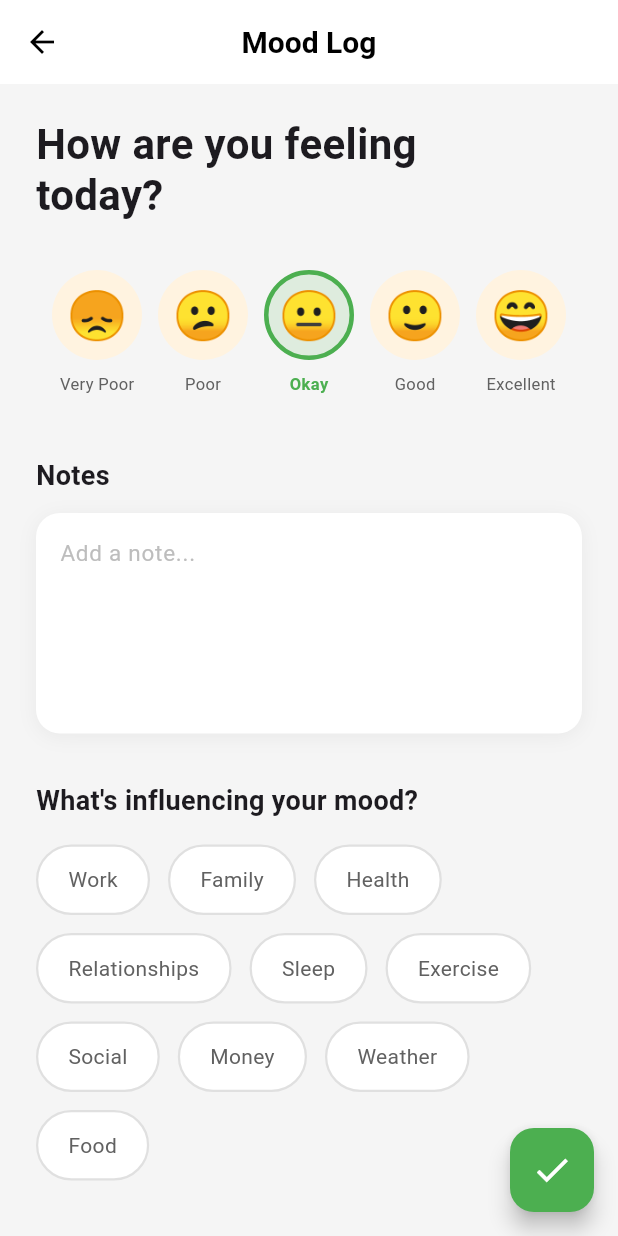
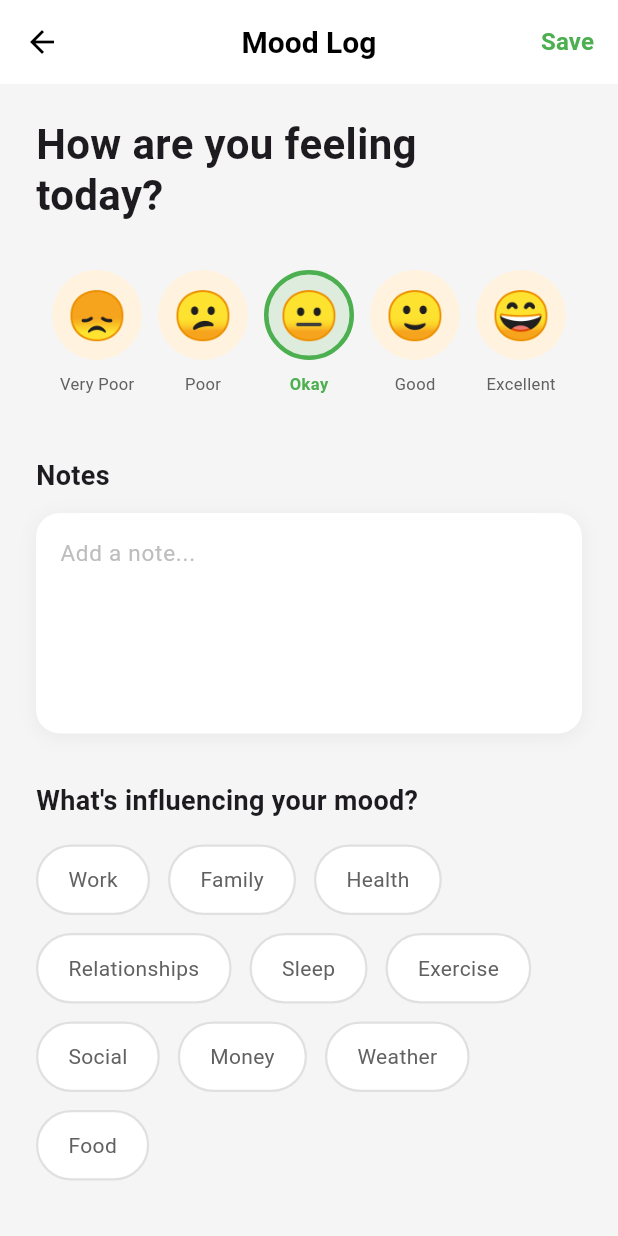
Before and after one commit to vjintageboy/2025_LTTBDD_N04_Nhom_4, a Flutter app: the screen it shows once a user with an empty profile is signed in, item 2 of the bottom bar chosen, after a tap on "Log Mood", on a phone screen of 412 x 824 dp. Run offline on Flutter 3.47's test engine with Material 3 defaults, Android fonts, the phone set to English and light mode, and no system bars; our stand-ins replace audioplayers, cloud_firestore, firebase_auth, firebase_core; accounts and stored records are empty; generated files the repository leaves out were written again; Roboto replaces fonts that are missing (SF Pro Display).

Commit message:
feat: Enhance MoodEntryDetailPage and MoodLogPage with saving indicators and improved UI for editing mood entries

```diff
--- a/lib/views/mood/mood_history_page.dart
+++ b/lib/views/mood/mood_history_page.dart
@@ -252,7 +252,9 @@ class _MoodHistoryPageState extends State<MoodHistoryPage> with SingleTickerProv
                 _buildCalendarView(),
               ],
             ),
-      floatingActionButton: FloatingActionButton.extended(
+      floatingActionButton: Container(
+        margin: const EdgeInsets.only(bottom: 8),
+        child: FloatingActionButton.extended(
           onPressed: () async {
             final result = await Navigator.push(
               context,
@@ -263,16 +265,41 @@ class _MoodHistoryPageState extends State<MoodHistoryPage> with SingleTickerProv
               _loadMoodEntries();
             }
           },
-        backgroundColor: const Color(0xFF4CAF50),
-        icon: const Icon(Icons.add, color: Colors.white),
+          backgroundColor: Colors.white,
+          foregroundColor: const Color(0xFF4CAF50),
+          elevation: 2,
+          highlightElevation: 4,
+          icon: Container(
+            padding: const EdgeInsets.all(6),
+            decoration: BoxDecoration(
+              color: const Color(0xFF4CAF50).withOpacity(0.1),
+              shape: BoxShape.circle,
+            ),
+            child: const Icon(
+              Icons.add_rounded,
+              color: Color(0xFF4CAF50),
+              size: 20,
+            ),
+          ),
           label: const Text(
             'Log Mood',
             style: TextStyle(
-            color: Colors.white,
+              color: Color(0xFF4CAF50),
               fontWeight: FontWeight.w600,
+              fontSize: 15,
+              letterSpacing: 0.2,
+            ),
+          ),
+          shape: RoundedRectangleBorder(
+            borderRadius: BorderRadius.circular(16),
+            side: BorderSide(
+              color: const Color(0xFF4CAF50).withOpacity(0.2),
+              width: 1.5,
             ),
           ),
         ),
+      ),
+      floatingActionButtonLocation: FloatingActionButtonLocation.centerFloat,
     );
   }
 
--- a/lib/views/mood/mood_log_page.dart
+++ b/lib/views/mood/mood_log_page.dart
@@ -116,6 +116,35 @@ class _MoodLogPageState extends State<MoodLogPage> {
           ),
         ),
         centerTitle: true,
+        actions: [
+          if (_isSaving)
+            const Padding(
+              padding: EdgeInsets.all(16.0),
+              child: SizedBox(
+                width: 24,
+                height: 24,
+                child: CircularProgressIndicator(
+                  color: Color(0xFF4CAF50),
+                  strokeWidth: 2.5,
+                ),
+              ),
+            )
+          else
+            TextButton(
+              onPressed: _saveMoodEntry,
+              style: TextButton.styleFrom(
+                padding: const EdgeInsets.symmetric(horizontal: 16),
+              ),
+              child: const Text(
+                'Save',
+                style: TextStyle(
+                  color: Color(0xFF4CAF50),
+                  fontSize: 16,
+                  fontWeight: FontWeight.w600,
+                ),
+              ),
+            ),
+        ],
       ),
       body: SingleChildScrollView(
         child: Padding(
@@ -282,20 +311,6 @@ class _MoodLogPageState extends State<MoodLogPage> {
           ),
         ),
       ),
-      floatingActionButton: FloatingActionButton(
-        onPressed: _isSaving ? null : _saveMoodEntry,
-        backgroundColor: const Color(0xFF4CAF50),
-        child: _isSaving
-            ? const SizedBox(
-                width: 24,
-                height: 24,
-                child: CircularProgressIndicator(
-                  color: Colors.white,
-                  strokeWidth: 2,
-                ),
-              )
-            : const Icon(Icons.check, color: Colors.white, size: 28),
-      ),
     );
   }
 }
```
Also changed, not shown: lib/views/mood/mood_entry_detail_page.dart (+28 -43 lines). Lines whose indentation alone changed are shown as unchanged.
